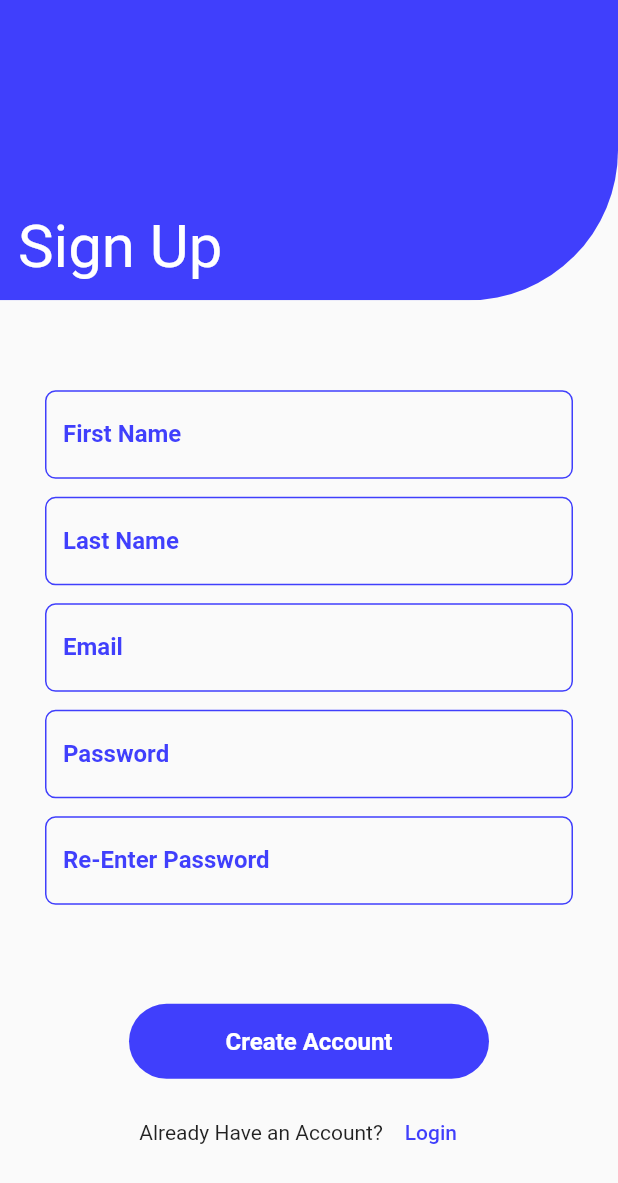
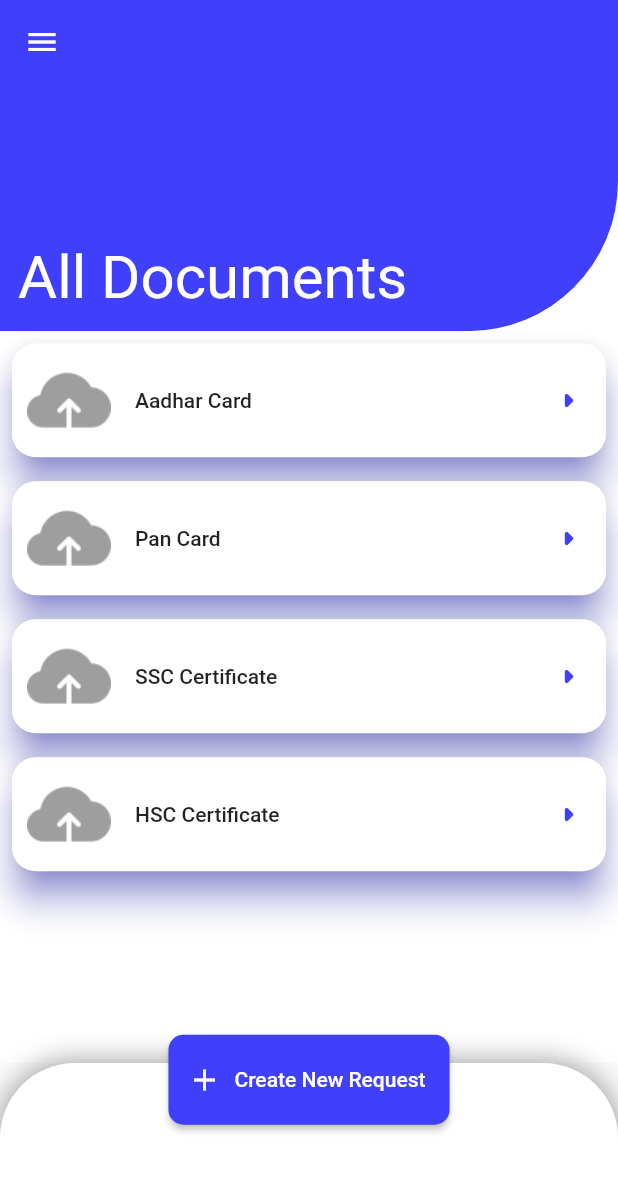
Before and after one commit to pathakutkarsh/documentVerificaitonSystem, a Flutter app: the screen it shows after launch, on a phone screen of 412 x 824 dp. Shown: the top 1183 px of the screen. Run offline on Flutter 3.47's test engine with Material 2 defaults, Android fonts, the phone set to English and light mode, and no system bars; our stand-ins replace image_picker.

Commit message:
generate document request

```diff
--- /dev/null
+++ b/flutter/lib/functions/generate_string.dart
@@ -0,0 +1,6 @@
+import 'dart:math';
+const _chars = 'AaBbCcDdEeFfGgHhIiJjKkLlMmNnOoPpQqRrSsTtUuVvWwXxYyZz1234567890';
+Random _rnd = Random();
+
+String getRandomString(int length) => String.fromCharCodes(Iterable.generate(
+    length, (_) => _chars.codeUnitAt(_rnd.nextInt(_chars.length))));
--- a/flutter/lib/main.dart
+++ b/flutter/lib/main.dart
@@ -1,5 +1,5 @@
 import 'package:document_verification_system/constants/colors.dart';
-import 'package:document_verification_system/screens/signup_screen.dart';
+import 'package:document_verification_system/screens/request_documents.dart';
 import 'package:flutter/material.dart';
 
 void main() {
@@ -17,6 +17,6 @@ class MyApp extends StatelessWidget {
         theme: ThemeData(
             colorScheme: ColorScheme.fromSwatch()
                 .copyWith(primary: primary, secondary: base)),
-        home: const SignupScreen());
+        home: const RequestDocument());
   }
 }
--- a/flutter/lib/screens/login_screen.dart
+++ b/flutter/lib/screens/login_screen.dart
@@ -1,6 +1,6 @@
 import 'package:document_verification_system/constants/colors.dart';
 import 'package:document_verification_system/constants/size.dart';
-import 'package:document_verification_system/screens/Dashboard.dart';
+import 'package:document_verification_system/screens/dashboard.dart';
 import 'package:document_verification_system/screens/signup_screen.dart';
 import 'package:flutter/foundation.dart';
 import 'package:flutter/material.dart';
--- /dev/null
+++ b/flutter/lib/screens/request_documents.dart
@@ -0,0 +1,166 @@
+import 'package:document_verification_system/constants/colors.dart';
+import 'package:document_verification_system/constants/size.dart';
+import 'package:document_verification_system/screens/settings_page.dart';
+import 'package:document_verification_system/widgets/dashboard_card.dart';
+import 'package:document_verification_system/widgets/select_document.dart';
+import 'package:flutter/foundation.dart';
+import 'package:flutter/material.dart';
+
+class RequestDocument extends StatefulWidget {
+  const RequestDocument({Key? key}) : super(key: key);
+
+  @override
+  State<RequestDocument> createState() => _RequestDocumentState();
+}
+
+class _RequestDocumentState extends State<RequestDocument> {
+  @override
+  void initState() {
+    super.initState();
+  }
+
+  @override
+  void dispose() {
+    super.dispose();
+  }
+
+  List<String> fileName = [
+    "Aadhar Card",
+    "Pan Card",
+    "SSC Certificate",
+    "HSC Certificate",
+  ];
+  @override
+  Widget build(BuildContext context) {
+    return Scaffold(
+      backgroundColor: base,
+      drawer: Drawer(
+        backgroundColor: base,
+        child: ListView(
+          reverse: true,
+          padding: EdgeInsets.zero,
+          children: [
+            // DrawerHeader(child: Text("Settings")),
+            ListTile(
+              contentPadding: const EdgeInsets.symmetric(horizontal: size_20),
+              trailing: const Icon(Icons.settings),
+              title: const Text("Settings"),
+              onTap: () {
+                Navigator.push(
+                  context,
+                  MaterialPageRoute(
+                    builder: (context) => const SettingsPage(),
+                  ),
+                );
+              },
+            )
+          ],
+        ),
+      ),
+      appBar: AppBar(
+        backgroundColor: primary,
+        shadowColor: Colors.transparent,
+        primary: true,
+      ),
+      body: Column(
+        children: [
+          ClipRRect(
+            clipBehavior: Clip.antiAliasWithSaveLayer,
+            borderRadius: const BorderRadius.only(
+              bottomRight: Radius.circular(size_100),
+            ),
+            child: Container(
+              color: primary,
+              height: screenHeight(context) * 0.2,
+              width: screenWidth(context),
+              child: Column(
+                mainAxisAlignment: MainAxisAlignment.end,
+                crossAxisAlignment: CrossAxisAlignment.start,
+                children: const [
+                  Padding(
+                    padding: EdgeInsets.all(size_12),
+                    child: Text(
+                      "All Documents",
+                      style: TextStyle(
+                          fontSize: size_40,
+                          color: base,
+                          backgroundColor: Colors.transparent),
+                      overflow: TextOverflow.ellipsis,
+                    ),
+                  ),
+                ],
+              ),
+            ),
+          ),
+          Expanded(
+            child: ListView.builder(
+              padding: kIsWeb
+                  ? EdgeInsets.only(
+                      left: screenWidth(context) * 0.3,
+                      right: screenWidth(context) * 0.3,
+                      bottom: screenHeight(context) * 0.14)
+                  : EdgeInsets.only(bottom: screenHeight(context) * 0.14),
+              shrinkWrap: true,
+              itemCount: fileName.length,
+              itemBuilder: ((context, index) {
+                return DashboardCard(
+                  fileName: fileName[index],
+                );
+              }),
+            ),
+          ),
+        ],
+      ),
+      bottomSheet: SingleChildScrollView(
+        child: Align(
+          alignment: Alignment.bottomCenter,
+          child: Stack(
+            alignment: AlignmentDirectional.center,
+            clipBehavior: Clip.none,
+            children: [
+              Container(
+                decoration: const BoxDecoration(
+                  color: base,
+                  borderRadius: BorderRadius.only(
+                    topLeft: Radius.circular(size_50),
+                    topRight: Radius.circular(size_50),
+                  ),
+                  boxShadow: [
+                    BoxShadow(
+                      color: Colors.grey,
+                      spreadRadius: 1,
+                      blurRadius: 15,
+                    )
+                  ],
+                ),
+                width:
+                    kIsWeb ? screenWidth(context) * 0.4 : screenWidth(context),
+                height: screenHeight(context) * 0.14,
+              ),
+              Positioned(
+                bottom: screenHeight(context) * 0.09,
+                child: ElevatedButton.icon(
+                  style: ElevatedButton.styleFrom(
+                    maximumSize: const Size(size_200, size_200),
+                    minimumSize: const Size(size_60, size_60),
+                    shape: RoundedRectangleBorder(
+                        borderRadius: BorderRadius.circular(size_10)),
+                  ),
+                  onPressed: () {
+                    showDialog(
+                        context: context,
+                        builder: (context) {
+                          return SelectDocument();
+                        });
+                  },
+                  icon: const Icon(Icons.add),
+                  label: const Text("Create New Request"),
+                ),
+              ),
+            ],
+          ),
+        ),
+      ),
+    );
+  }
+}
--- a/flutter/lib/screens/signup_screen.dart
+++ b/flutter/lib/screens/signup_screen.dart
@@ -1,6 +1,6 @@
 import 'package:document_verification_system/constants/colors.dart';
 import 'package:document_verification_system/constants/size.dart';
-import 'package:document_verification_system/screens/Dashboard.dart';
+import 'package:document_verification_system/screens/dashboard.dart';
 import 'package:document_verification_system/screens/login_screen.dart';
 import 'package:flutter/foundation.dart';
 import 'package:flutter/material.dart';
```
Also changed, not shown: flutter/lib/screens/document_detail.dart (+11 -2 lines), flutter/lib/widgets/select_document.dart (added, +198 -0 lines), flutter/lib/functions/upload_image.dart (renamed from flutter/lib/functions/uploadImage.dart).
